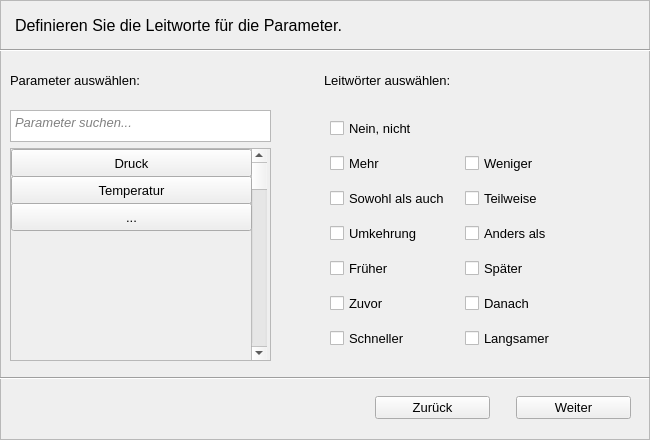
Above: Code/wizard_2.ui from MSPietsch/HMI before the change. Below: the same form after it.
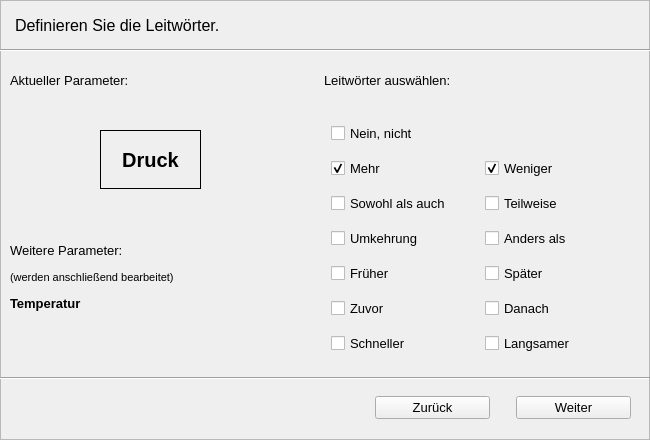
That is the form after the change.

Commit message: Wizards überarbeitet

```diff
--- a/Code/wizard_2.ui
+++ b/Code/wizard_2.ui
@@ -77,302 +77,9 @@
      </font>
     </property>
     <property name="text">
-     <string>Definieren Sie die Leitworte für die Parameter.</string>
+     <string>Definieren Sie die Leitwörter.</string>
     </property>
    </widget>
-   <widget class="QWidget" name="verticalLayoutWidget_2">
-    <property name="geometry">
-     <rect>
-      <x>10</x>
-      <y>110</y>
-      <width>261</width>
-      <height>251</height>
-     </rect>
-    </property>
-    <layout class="QVBoxLayout" name="verticalLayout_3">
-     <item>
-      <widget class="QTextEdit" name="textEdit">
-       <property name="maximumSize">
-        <size>
-         <width>16777215</width>
-         <height>32</height>
-        </size>
-       </property>
-       <property name="html">
-        <string>&lt;!DOCTYPE HTML PUBLIC &quot;-//W3C//DTD HTML 4.0//EN&quot; &quot;http://www.w3.org/TR/REC-html40/strict.dtd&quot;&gt;
-&lt;html&gt;&lt;head&gt;&lt;meta name=&quot;qrichtext&quot; content=&quot;1&quot; /&gt;&lt;style type=&quot;text/css&quot;&gt;
-p, li { white-space: pre-wrap; }
-&lt;/style&gt;&lt;/head&gt;&lt;body style=&quot; font-family:'MS Shell Dlg 2'; font-size:10pt; font-weight:400; font-style:normal;&quot;&gt;
-&lt;p style=&quot; margin-top:0px; margin-bottom:0px; margin-left:0px; margin-right:0px; -qt-block-indent:0; text-indent:0px;&quot;&gt;&lt;span style=&quot; font-family:'MS Shell Dlg 2'; font-style:italic; color:#818181;&quot;&gt;Parameter suchen...&lt;/span&gt;&lt;/p&gt;&lt;/body&gt;&lt;/html&gt;</string>
-       </property>
-      </widget>
-     </item>
-     <item>
-      <widget class="QScrollArea" name="scrollArea">
-       <property name="widgetResizable">
-        <bool>true</bool>
-       </property>
-       <widget class="QWidget" name="scrollAreaWidgetContents_2">
-        <property name="geometry">
-         <rect>
-          <x>0</x>
-          <y>0</y>
-          <width>257</width>
-          <height>208</height>
-         </rect>
-        </property>
-        <widget class="QScrollBar" name="verticalScrollBar">
-         <property name="geometry">
-          <rect>
-           <x>240</x>
-           <y>0</y>
-           <width>16</width>
-           <height>211</height>
-          </rect>
-         </property>
-         <property name="orientation">
-          <enum>Qt::Vertical</enum>
-         </property>
-        </widget>
-        <widget class="QPushButton" name="pushButton">
-         <property name="geometry">
-          <rect>
-           <x>0</x>
-           <y>0</y>
-           <width>241</width>
-           <height>28</height>
-          </rect>
-         </property>
-         <property name="focusPolicy">
-          <enum>Qt::ClickFocus</enum>
-         </property>
-         <property name="text">
-          <string>Druck</string>
-         </property>
-         <property name="checkable">
-          <bool>true</bool>
-         </property>
-         <property name="autoExclusive">
-          <bool>true</bool>
-         </property>
-         <property name="default">
-          <bool>false</bool>
-         </property>
-         <property name="flat">
-          <bool>false</bool>
-         </property>
-        </widget>
-        <widget class="QPushButton" name="pushButton_2">
-         <property name="geometry">
-          <rect>
-           <x>0</x>
-           <y>27</y>
-           <width>241</width>
-           <height>28</height>
-          </rect>
-         </property>
-         <property name="text">
-          <string>Temperatur</string>
-         </property>
-         <property name="checkable">
-          <bool>true</bool>
-         </property>
-         <property name="autoExclusive">
-          <bool>true</bool>
-         </property>
-        </widget>
-        <widget class="QPushButton" name="pushButton_3">
-         <property name="geometry">
-          <rect>
-           <x>0</x>
-           <y>54</y>
-           <width>241</width>
-           <height>28</height>
-          </rect>
-         </property>
-         <property name="text">
-          <string>...</string>
-         </property>
-         <property name="checkable">
-          <bool>true</bool>
-         </property>
-         <property name="autoExclusive">
-          <bool>true</bool>
-         </property>
-        </widget>
-       </widget>
-      </widget>
-     </item>
-    </layout>
-   </widget>
-   <widget class="QWidget" name="gridLayoutWidget">
-    <property name="geometry">
-     <rect>
-      <x>330</x>
-      <y>110</y>
-      <width>263</width>
-      <height>251</height>
-     </rect>
-    </property>
-    <layout class="QGridLayout" name="gridLayout_3">
-     <item row="5" column="1">
-      <widget class="QCheckBox" name="checkBox_17">
-       <property name="font">
-        <font>
-         <pointsize>10</pointsize>
-        </font>
-       </property>
-       <property name="text">
-        <string>Danach</string>
-       </property>
-      </widget>
-     </item>
-     <item row="6" column="1">
-      <widget class="QCheckBox" name="checkBox_19">
-       <property name="font">
-        <font>
-         <pointsize>10</pointsize>
-        </font>
-       </property>
-       <property name="text">
-        <string>Langsamer</string>
-       </property>
-      </widget>
-     </item>
-     <item row="4" column="0">
-      <widget class="QCheckBox" name="checkBox_14">
-       <property name="font">
-        <font>
-         <pointsize>10</pointsize>
-        </font>
-       </property>
-       <property name="text">
-        <string>Früher</string>
-       </property>
-      </widget>
-     </item>
-     <item row="1" column="0">
-      <widget class="QCheckBox" name="checkBox_10">
-       <property name="font">
-        <font>
-         <pointsize>10</pointsize>
-        </font>
-       </property>
-       <property name="text">
-        <string>Mehr</string>
-       </property>
-      </widget>
-     </item>
-     <item row="5" column="0">
-      <widget class="QCheckBox" name="checkBox_15">
-       <property name="font">
-        <font>
-         <pointsize>10</pointsize>
-        </font>
-       </property>
-       <property name="text">
-        <string>Zuvor</string>
-       </property>
-      </widget>
-     </item>
-     <item row="0" column="0">
-      <widget class="QCheckBox" name="checkBox_20">
-       <property name="font">
-        <font>
-         <pointsize>10</pointsize>
-        </font>
-       </property>
-       <property name="text">
-        <string>Nein, nicht</string>
-       </property>
-      </widget>
-     </item>
-     <item row="2" column="1">
-      <widget class="QCheckBox" name="checkBox_9">
-       <property name="font">
-        <font>
-         <pointsize>10</pointsize>
-        </font>
-       </property>
-       <property name="text">
-        <string>Teilweise</string>
-       </property>
-      </widget>
-     </item>
-     <item row="3" column="1">
-      <widget class="QCheckBox" name="checkBox_13">
-       <property name="font">
-        <font>
-         <pointsize>10</pointsize>
-        </font>
-       </property>
-       <property name="text">
-        <string>Anders als</string>
-       </property>
-      </widget>
-     </item>
-     <item row="4" column="1">
-      <widget class="QCheckBox" name="checkBox_16">
-       <property name="font">
-        <font>
-         <pointsize>10</pointsize>
-        </font>
-       </property>
-       <property name="text">
-        <string>Später</string>
-       </property>
-      </widget>
-     </item>
-     <item row="3" column="0">
-      <widget class="QCheckBox" name="checkBox_12">
-       <property name="font">
-        <font>
-         <pointsize>10</pointsize>
-        </font>
-       </property>
-       <property name="text">
-        <string>Umkehrung</string>
-       </property>
-      </widget>
-     </item>
-     <item row="2" column="0">
-      <widget class="QCheckBox" name="checkBox_8">
-       <property name="font">
-        <font>
-         <pointsize>10</pointsize>
-        </font>
-       </property>
-       <property name="text">
-        <string>Sowohl als auch</string>
-       </property>
-      </widget>
-     </item>
-     <item row="6" column="0">
-      <widget class="QCheckBox" name="checkBox_18">
-       <property name="font">
-        <font>
-         <pointsize>10</pointsize>
-        </font>
-       </property>
-       <property name="text">
-        <string>Schneller</string>
-       </property>
-      </widget>
-     </item>
-     <item row="1" column="1">
-      <widget class="QCheckBox" name="checkBox_11">
-       <property name="font">
-        <font>
-         <pointsize>10</pointsize>
-        </font>
-       </property>
-       <property name="text">
-        <string>Weniger</string>
-       </property>
-      </widget>
-     </item>
-    </layout>
-   </widget>
    <widget class="QWidget" name="horizontalLayoutWidget">
     <property name="geometry">
      <rect>
@@ -384,9 +91,9 @@
     </property>
     <layout class="QHBoxLayout" name="horizontalLayout_2">
      <item>
-      <widget class="QLabel" name="label_4">
+      <widget class="QLabel" name="label">
        <property name="text">
-        <string>Parameter auswählen:</string>
+        <string>Aktueller Parameter:</string>
        </property>
       </widget>
      </item>
@@ -519,6 +226,254 @@
      </item>
     </layout>
    </widget>
+   <widget class="QLabel" name="label_2">
+    <property name="geometry">
+     <rect>
+      <x>100</x>
+      <y>130</y>
+      <width>101</width>
+      <height>59</height>
+     </rect>
+    </property>
+    <property name="font">
+     <font>
+      <pointsize>15</pointsize>
+      <weight>75</weight>
+      <bold>true</bold>
+     </font>
+    </property>
+    <property name="frameShape">
+     <enum>QFrame::Box</enum>
+    </property>
+    <property name="text">
+     <string>Druck</string>
+    </property>
+    <property name="alignment">
+     <set>Qt::AlignCenter</set>
+    </property>
+   </widget>
+   <widget class="QWidget" name="">
+    <property name="geometry">
+     <rect>
+      <x>331</x>
+      <y>115</y>
+      <width>301</width>
+      <height>251</height>
+     </rect>
+    </property>
+    <layout class="QGridLayout" name="gridLayout">
+     <item row="0" column="0">
+      <widget class="QCheckBox" name="checkBox_20">
+       <property name="font">
+        <font>
+         <pointsize>10</pointsize>
+        </font>
+       </property>
+       <property name="text">
+        <string>Nein, nicht</string>
+       </property>
+      </widget>
+     </item>
+     <item row="1" column="0">
+      <widget class="QCheckBox" name="checkBox_10">
+       <property name="font">
+        <font>
+         <pointsize>10</pointsize>
+        </font>
+       </property>
+       <property name="text">
+        <string>Mehr</string>
+       </property>
+       <property name="checkable">
+        <bool>true</bool>
+       </property>
+       <property name="checked">
+        <bool>true</bool>
+       </property>
+      </widget>
+     </item>
+     <item row="1" column="1">
+      <widget class="QCheckBox" name="checkBox_11">
+       <property name="font">
+        <font>
+         <pointsize>10</pointsize>
+        </font>
+       </property>
+       <property name="text">
+        <string>Weniger</string>
+       </property>
+       <property name="checked">
+        <bool>true</bool>
+       </property>
+      </widget>
+     </item>
+     <item row="2" column="0">
+      <widget class="QCheckBox" name="checkBox_8">
+       <property name="font">
+        <font>
+         <pointsize>10</pointsize>
+        </font>
+       </property>
+       <property name="text">
+        <string>Sowohl als auch</string>
+       </property>
+      </widget>
+     </item>
+     <item row="2" column="1">
+      <widget class="QCheckBox" name="checkBox_9">
+       <property name="font">
+        <font>
+         <pointsize>10</pointsize>
+        </font>
+       </property>
+       <property name="text">
+        <string>Teilweise</string>
+       </property>
+      </widget>
+     </item>
+     <item row="3" column="0">
+      <widget class="QCheckBox" name="checkBox_12">
+       <property name="font">
+        <font>
+         <pointsize>10</pointsize>
+        </font>
+       </property>
+       <property name="text">
+        <string>Umkehrung</string>
+       </property>
+      </widget>
+     </item>
+     <item row="3" column="1">
+      <widget class="QCheckBox" name="checkBox_13">
+       <property name="font">
+        <font>
+         <pointsize>10</pointsize>
+        </font>
+       </property>
+       <property name="text">
+        <string>Anders als</string>
+       </property>
+      </widget>
+     </item>
+     <item row="4" column="0">
+      <widget class="QCheckBox" name="checkBox_14">
+       <property name="font">
+        <font>
+         <pointsize>10</pointsize>
+        </font>
+       </property>
+       <property name="text">
+        <string>Früher</string>
+       </property>
+      </widget>
+     </item>
+     <item row="4" column="1">
+      <widget class="QCheckBox" name="checkBox_16">
+       <property name="font">
+        <font>
+         <pointsize>10</pointsize>
+        </font>
+       </property>
+       <property name="text">
+        <string>Später</string>
+       </property>
+      </widget>
+     </item>
+     <item row="5" column="0">
+      <widget class="QCheckBox" name="checkBox_15">
+       <property name="font">
+        <font>
+         <pointsize>10</pointsize>
+        </font>
+       </property>
+       <property name="text">
+        <string>Zuvor</string>
+       </property>
+      </widget>
+     </item>
+     <item row="5" column="1">
+      <widget class="QCheckBox" name="checkBox_17">
+       <property name="font">
+        <font>
+         <pointsize>10</pointsize>
+        </font>
+       </property>
+       <property name="text">
+        <string>Danach</string>
+       </property>
+      </widget>
+     </item>
+     <item row="6" column="0">
+      <widget class="QCheckBox" name="checkBox_18">
+       <property name="font">
+        <font>
+         <pointsize>10</pointsize>
+        </font>
+       </property>
+       <property name="text">
+        <string>Schneller</string>
+       </property>
+      </widget>
+     </item>
+     <item row="6" column="1">
+      <widget class="QCheckBox" name="checkBox_19">
+       <property name="font">
+        <font>
+         <pointsize>10</pointsize>
+        </font>
+       </property>
+       <property name="text">
+        <string>Langsamer</string>
+       </property>
+      </widget>
+     </item>
+    </layout>
+   </widget>
+   <widget class="QWidget" name="">
+    <property name="geometry">
+     <rect>
+      <x>10</x>
+      <y>240</y>
+      <width>195</width>
+      <height>74</height>
+     </rect>
+    </property>
+    <layout class="QVBoxLayout" name="verticalLayout">
+     <item>
+      <widget class="QLabel" name="label_4">
+       <property name="text">
+        <string>Weitere Parameter:</string>
+       </property>
+      </widget>
+     </item>
+     <item>
+      <widget class="QLabel" name="label_6">
+       <property name="font">
+        <font>
+         <pointsize>8</pointsize>
+        </font>
+       </property>
+       <property name="text">
+        <string>(werden anschließend bearbeitet)</string>
+       </property>
+      </widget>
+     </item>
+     <item>
+      <widget class="QLabel" name="label_13">
+       <property name="font">
+        <font>
+         <pointsize>10</pointsize>
+         <weight>75</weight>
+         <bold>true</bold>
+        </font>
+       </property>
+       <property name="text">
+        <string>Temperatur</string>
+       </property>
+      </widget>
+     </item>
+    </layout>
+   </widget>
   </widget>
  </widget>
  <resources/>
```
The commit also changes 4 other files.
